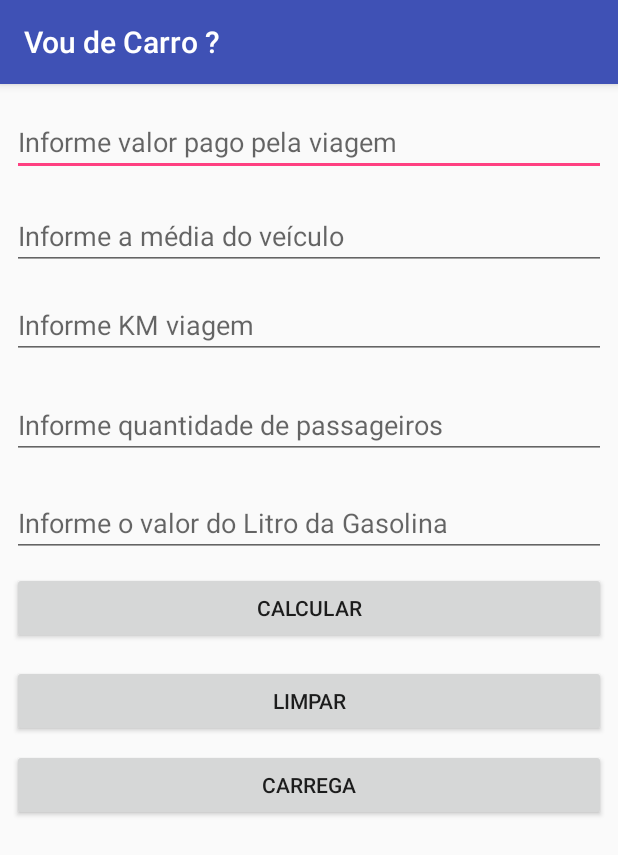
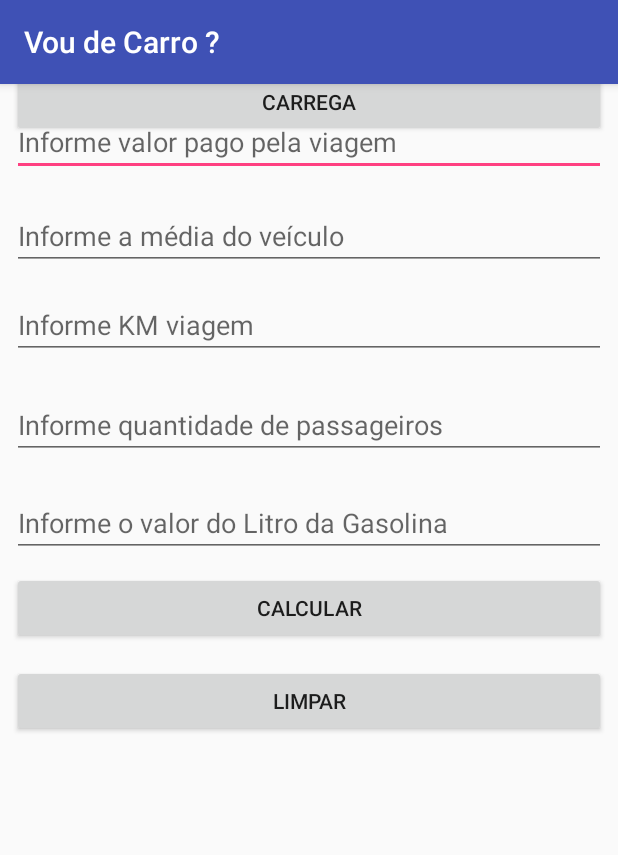
Before and after one commit to rodrigodellajustina/voudecarro, an Android app: the screen it shows after launch (MainActivity), on a phone screen of 412 x 824 dp. Shown: the top 855 px of the screen. Run offline under Robolectric (Android 15) with nearby library versions, the phone set to English and light mode, and no system bars.

Commit message:
alteração comentários

```diff
--- a/app/src/main/res/layout/activity_main.xml
+++ b/app/src/main/res/layout/activity_main.xml
@@ -114,7 +114,7 @@
         android:layout_height="wrap_content"
         android:layout_marginLeft="8dp"
         android:layout_marginRight="8dp"
-        android:layout_marginTop="8dp"
+        android:layout_marginTop="-448dp"
         android:onClick="Carrega"
         android:text="Carrega"
         app:layout_constraintHorizontal_bias="0.0"
```
Also changed, not shown: app/src/main/java/br/edu/unisep/voudecarro/MainActivity.java (+7 -0 lines).
